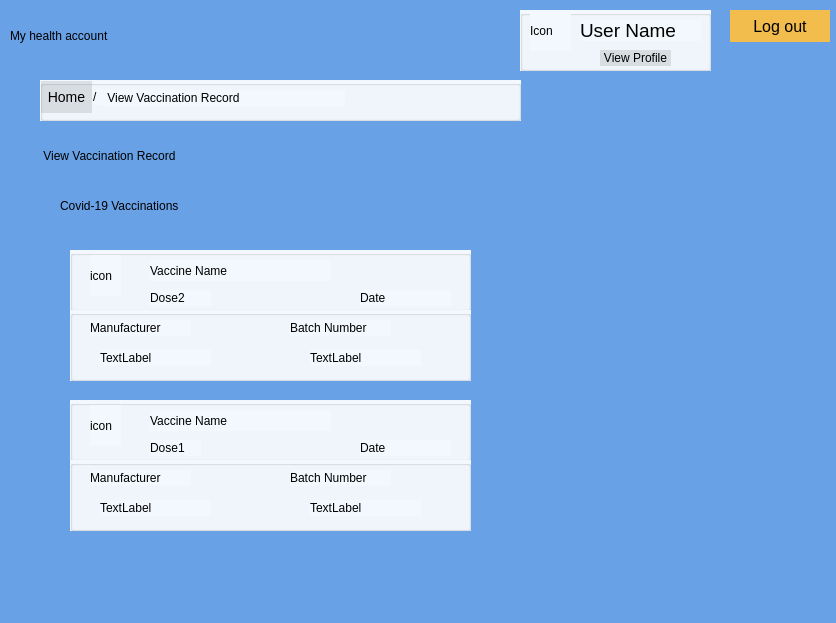
Darijan444/COV-19-Desktop_App, file uservaccinationresult.ui: the form before one commit.
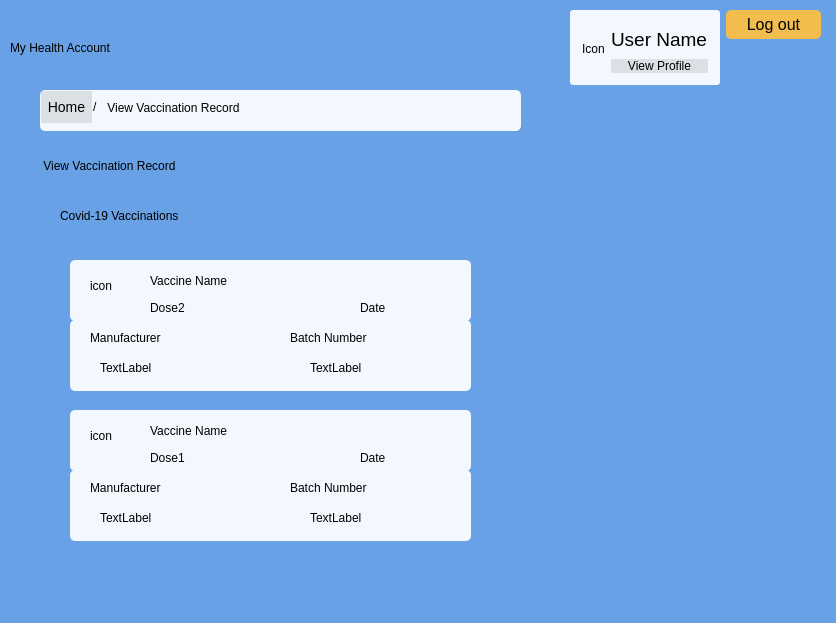
The form after the commit.

Patch:
```diff
--- a/uservaccinationresult.ui
+++ b/uservaccinationresult.ui
@@ -20,13 +20,16 @@
    <property name="geometry">
     <rect>
      <x>40</x>
-     <y>80</y>
+     <y>90</y>
      <width>481</width>
      <height>41</height>
     </rect>
    </property>
    <property name="styleSheet">
-    <string notr="true">background-color: rgb(242, 248, 253)</string>
+    <string notr="true">QGroupBox { 
+     border-radius: 5px; 
+	background-color: rgb(242, 248, 253);
+ } </string>
    </property>
    <property name="title">
     <string/>
@@ -40,6 +43,9 @@
       <height>16</height>
      </rect>
     </property>
+    <property name="styleSheet">
+     <string notr="true">background-color: rgb(242, 248, 253,0)</string>
+    </property>
     <property name="text">
      <string>/</string>
     </property>
@@ -54,7 +60,7 @@
      </rect>
     </property>
     <property name="styleSheet">
-     <string notr="true">background-color: rgb(242, 248, 253)</string>
+     <string notr="true">background-color: rgb(242, 248, 253, 0)</string>
     </property>
     <property name="text">
      <string> View Vaccination Record</string>
@@ -92,13 +98,16 @@
    <property name="geometry">
     <rect>
      <x>70</x>
-     <y>400</y>
+     <y>410</y>
      <width>401</width>
      <height>61</height>
     </rect>
    </property>
    <property name="styleSheet">
-    <string notr="true">background-color: rgb(242, 248, 253)</string>
+    <string notr="true">QGroupBox { 
+     border-radius: 5px; 
+	background-color: rgb(242, 248, 253);
+ } </string>
    </property>
    <property name="title">
     <string/>
@@ -113,7 +122,7 @@
      </rect>
     </property>
     <property name="styleSheet">
-     <string notr="true">background-color: rgb(242, 248, 253)</string>
+     <string notr="true">background-color: rgb(242, 248, 253, 0)</string>
     </property>
     <property name="text">
      <string>icon</string>
@@ -130,7 +139,7 @@
     </property>
     <property name="styleSheet">
      <string notr="true">font: 16pt &quot;.AppleSystemUIFont&quot;;
-background-color: rgb(242, 248, 253)</string>
+background-color: rgb(242, 248, 253, 0)</string>
     </property>
     <property name="text">
      <string>Vaccine Name</string>
@@ -146,7 +155,7 @@
      </rect>
     </property>
     <property name="styleSheet">
-     <string notr="true">background-color: rgb(242, 248, 253)</string>
+     <string notr="true">background-color: rgb(242, 248, 253, 0)</string>
     </property>
     <property name="text">
      <string>Dose1</string>
@@ -162,7 +171,7 @@
      </rect>
     </property>
     <property name="styleSheet">
-     <string notr="true">background-color: rgb(242, 248, 253)</string>
+     <string notr="true">background-color: rgb(242, 248, 253, 0)</string>
     </property>
     <property name="text">
      <string>Date</string>
@@ -173,7 +182,7 @@
    <property name="geometry">
     <rect>
      <x>60</x>
-     <y>190</y>
+     <y>200</y>
      <width>271</width>
      <height>31</height>
     </rect>
@@ -186,47 +195,11 @@
     <string>Covid-19 Vaccinations</string>
    </property>
   </widget>
-  <widget class="QPushButton" name="pushButtonLogout">
-   <property name="geometry">
-    <rect>
-     <x>730</x>
-     <y>10</y>
-     <width>100</width>
-     <height>32</height>
-    </rect>
-   </property>
-   <property name="styleSheet">
-    <string notr="true">QPushButton {
-
-    background-color: rgb(242, 189, 76); 
-
-    border: none; 
-
-    color: rgb(0, 0, 0); 
-
-    font: 16px;
-
-} 
-
-QPushButton:hover { 
-
-    background-color: rgb(245, 149, 66); 
-
-    border: none; 
-
-    color: rgb(0, 43, 255); 
-
-}</string>
-   </property>
-   <property name="text">
-    <string>Log out</string>
-   </property>
-  </widget>
   <widget class="QLabel" name="label_7">
    <property name="geometry">
     <rect>
      <x>40</x>
-     <y>140</y>
+     <y>150</y>
      <width>341</width>
      <height>31</height>
     </rect>
@@ -239,118 +212,20 @@
     <string> View Vaccination Record</string>
    </property>
   </widget>
-  <widget class="QGroupBox" name="groupBox_6">
-   <property name="geometry">
-    <rect>
-     <x>520</x>
-     <y>10</y>
-     <width>191</width>
-     <height>61</height>
-    </rect>
-   </property>
-   <property name="styleSheet">
-    <string notr="true">background-color: rgb(242, 248, 253)</string>
-   </property>
-   <property name="title">
-    <string/>
-   </property>
-   <widget class="QLabel" name="labelUserName">
-    <property name="geometry">
-     <rect>
-      <x>60</x>
-      <y>10</y>
-      <width>121</width>
-      <height>21</height>
-     </rect>
-    </property>
-    <property name="font">
-     <font>
-      <family>.AppleSystemUIFont</family>
-      <pointsize>14</pointsize>
-      <italic>false</italic>
-      <bold>false</bold>
-     </font>
-    </property>
-    <property name="styleSheet">
-     <string notr="true">font: 14pt &quot;.AppleSystemUIFont&quot;;
-background-color: rgb(242, 248, 253)</string>
-    </property>
-    <property name="text">
-     <string>User Name</string>
-    </property>
-   </widget>
-   <widget class="QLabel" name="labelIconUser">
-    <property name="geometry">
-     <rect>
-      <x>10</x>
-      <y>0</y>
-      <width>41</width>
-      <height>41</height>
-     </rect>
-    </property>
-    <property name="styleSheet">
-     <string notr="true">background-color: rgb(242, 248, 253)</string>
-    </property>
-    <property name="text">
-     <string>Icon</string>
-    </property>
-   </widget>
-   <widget class="QPushButton" name="pushButtonViewProfile">
-    <property name="geometry">
-     <rect>
-      <x>80</x>
-      <y>40</y>
-      <width>71</width>
-      <height>16</height>
-     </rect>
-    </property>
-    <property name="styleSheet">
-     <string notr="true">QPushButton {
-	background-color: rgb(0, 0, 0,0.1); 
-	border: none; 
-	color: rgb(0, 0, 0); 
-	font: 12px;
-} 
-
-QPushButton:hover { 
-	background-color: rgb(0, 0, 0, 0.1); 
-	border: none; 
-	color: rgb(0, 43, 255); 
-}</string>
-    </property>
-    <property name="text">
-     <string>View Profile</string>
-    </property>
-   </widget>
-  </widget>
-  <widget class="QLabel" name="label_6">
-   <property name="geometry">
-    <rect>
-     <x>10</x>
-     <y>10</y>
-     <width>331</width>
-     <height>51</height>
-    </rect>
-   </property>
-   <property name="styleSheet">
-    <string notr="true">font: 24pt &quot;.AppleSystemUIFont&quot;;
-background-color: rgb(104, 161, 229);</string>
-   </property>
-   <property name="text">
-    <string>My health account </string>
-   </property>
-  </widget>
   <widget class="QGroupBox" name="groupBox">
    <property name="geometry">
     <rect>
      <x>70</x>
-     <y>250</y>
+     <y>260</y>
      <width>401</width>
      <height>61</height>
     </rect>
    </property>
    <property name="styleSheet">
-    <string notr="true">background-color: rgb(242, 248, 253)</string>
+    <string notr="true">QGroupBox { 
+     border-radius: 5px; 
+	background-color: rgb(242, 248, 253);
+ } </string>
    </property>
    <property name="title">
     <string/>
@@ -365,7 +240,7 @@
      </rect>
     </property>
     <property name="styleSheet">
-     <string notr="true">background-color: rgb(242, 248, 253)</string>
+     <string notr="true">background-color: rgb(242, 248, 253, 0)</string>
     </property>
     <property name="text">
      <string>icon</string>
@@ -382,7 +257,7 @@
     </property>
     <property name="styleSheet">
      <string notr="true">font: 16pt &quot;.AppleSystemUIFont&quot;;
-background-color: rgb(242, 248, 253)</string>
+background-color: rgb(242, 248, 253, 0)</string>
     </property>
     <property name="text">
      <string>Vaccine Name</string>
@@ -398,7 +273,7 @@
      </rect>
     </property>
     <property name="styleSheet">
-     <string notr="true">background-color: rgb(242, 248, 253)</string>
+     <string notr="true">background-color: rgb(242, 248, 253, 0)</string>
     </property>
     <property name="text">
      <string>Dose2</string>
@@ -414,7 +289,7 @@
      </rect>
     </property>
     <property name="styleSheet">
-     <string notr="true">background-color: rgb(242, 248, 253)</string>
+     <string notr="true">background-color: rgb(242, 248, 253, 0)</string>
     </property>
     <property name="text">
      <string>Date</string>
@@ -425,13 +300,16 @@
    <property name="geometry">
     <rect>
      <x>70</x>
-     <y>310</y>
+     <y>320</y>
      <width>401</width>
      <height>71</height>
     </rect>
    </property>
    <property name="styleSheet">
-    <string notr="true">background-color: rgb(242, 248, 253)</string>
+    <string notr="true">QGroupBox { 
+     border-radius: 5px; 
+	background-color: rgb(242, 248, 253);
+ } </string>
    </property>
    <property name="title">
     <string/>
@@ -446,7 +324,7 @@
      </rect>
     </property>
     <property name="styleSheet">
-     <string notr="true">background-color: rgb(242, 248, 253)</string>
+     <string notr="true">background-color: rgb(242, 248, 253, 0)</string>
     </property>
     <property name="text">
      <string>Manufacturer</string>
@@ -462,7 +340,7 @@
      </rect>
     </property>
     <property name="styleSheet">
-     <string notr="true">background-color: rgb(242, 248, 253)</string>
+     <string notr="true">background-color: rgb(242, 248, 253, 0)</string>
     </property>
     <property name="text">
      <string>Batch Number</string>
@@ -478,7 +356,7 @@
      </rect>
     </property>
     <property name="styleSheet">
-     <string notr="true">background-color: rgb(242, 248, 253)</string>
+     <string notr="true">background-color: rgb(242, 248, 253, 0)</string>
     </property>
     <property name="text">
      <string>TextLabel</string>
@@ -494,7 +372,7 @@
      </rect>
     </property>
     <property name="styleSheet">
-     <string notr="true">background-color: rgb(242, 248, 253)</string>
+     <string notr="true">background-color: rgb(242, 248, 253, 0)</string>
     </property>
     <property name="text">
      <string>TextLabel</string>
@@ -505,13 +383,16 @@
    <property name="geometry">
     <rect>
      <x>70</x>
-     <y>460</y>
+     <y>470</y>
      <width>401</width>
      <height>71</height>
     </rect>
    </property>
    <property name="styleSheet">
-    <string notr="true">background-color: rgb(242, 248, 253)</string>
+    <string notr="true">QGroupBox { 
+     border-radius: 5px; 
+	background-color: rgb(242, 248, 253);
+ } </string>
    </property>
    <property name="title">
     <string/>
@@ -526,7 +407,7 @@
      </rect>
     </property>
     <property name="styleSheet">
-     <string notr="true">background-color: rgb(242, 248, 253)</string>
+     <string notr="true">background-color: rgb(242, 248, 253, 0)</string>
     </property>
     <property name="text">
      <string>Manufacturer</string>
@@ -542,7 +423,7 @@
      </rect>
     </property>
     <property name="styleSheet">
-     <string notr="true">background-color: rgb(242, 248, 253)</string>
+     <string notr="true">background-color: rgb(242, 248, 253, 0)</string>
     </property>
     <property name="text">
      <string>Batch Number</string>
@@ -558,7 +439,7 @@
      </rect>
     </property>
     <property name="styleSheet">
-     <string notr="true">background-color: rgb(242, 248, 253)</string>
+     <string notr="true">background-color: rgb(242, 248, 253, 0)</string>
     </property>
     <property name="text">
      <string>TextLabel</string>
@@ -574,13 +455,162 @@
      </rect>
     </property>
     <property name="styleSheet">
-     <string notr="true">background-color: rgb(242, 248, 253)</string>
+     <string notr="true">background-color: rgb(242, 248, 253, 0)</string>
     </property>
     <property name="text">
      <string>TextLabel</string>
     </property>
    </widget>
   </widget>
+  <widget class="QWidget" name="layoutWidget">
+   <property name="geometry">
+    <rect>
+     <x>10</x>
+     <y>10</y>
+     <width>811</width>
+     <height>75</height>
+    </rect>
+   </property>
+   <layout class="QHBoxLayout" name="horizontalLayout">
+    <item>
+     <widget class="QLabel" name="label_6">
+      <property name="styleSheet">
+       <string notr="true">font: 30pt &quot;.AppleSystemUIFont&quot;;
+background-color: rgb(104, 161, 229);</string>
+      </property>
+      <property name="text">
+       <string>My Health Account </string>
+      </property>
+     </widget>
+    </item>
+    <item>
+     <spacer name="horizontalSpacer">
+      <property name="orientation">
+       <enum>Qt::Horizontal</enum>
+      </property>
+      <property name="sizeHint" stdset="0">
+       <size>
+        <width>368</width>
+        <height>20</height>
+       </size>
+      </property>
+     </spacer>
+    </item>
+    <item>
+     <widget class="QGroupBox" name="groupBox_6">
+      <property name="styleSheet">
+       <string notr="true">QGroupBox { 
+     border-radius: 3px; 
+	background-color: rgb(242, 248, 253);
+ } </string>
+      </property>
+      <property name="title">
+       <string/>
+      </property>
+      <layout class="QGridLayout" name="gridLayout_2">
+       <item row="0" column="0">
+        <widget class="QLabel" name="labelIconUser">
+         <property name="styleSheet">
+          <string notr="true">background-color: rgb(242, 248, 253,0)</string>
+         </property>
+         <property name="text">
+          <string>Icon</string>
+         </property>
+        </widget>
+       </item>
+       <item row="0" column="1">
+        <layout class="QVBoxLayout" name="verticalLayout">
+         <item>
+          <widget class="QLabel" name="labelUserName">
+           <property name="font">
+            <font>
+             <family>.AppleSystemUIFont</family>
+             <pointsize>14</pointsize>
+             <italic>false</italic>
+             <bold>false</bold>
+            </font>
+           </property>
+           <property name="styleSheet">
+            <string notr="true">font: 14pt &quot;.AppleSystemUIFont&quot;;
+background-color: rgb(242, 248, 253,0)</string>
+           </property>
+           <property name="text">
+            <string>User Name</string>
+           </property>
+          </widget>
+         </item>
+         <item>
+          <widget class="QPushButton" name="pushButtonViewProfile">
+           <property name="layoutDirection">
+            <enum>Qt::LeftToRight</enum>
+           </property>
+           <property name="styleSheet">
+            <string notr="true">QPushButton {
+	background-color: rgb(0, 0, 0,0.1); 
+	border: none; 
+	color: rgb(0, 0, 0); 
+	font: 12px;
+} 
+
+QPushButton:hover { 
+	background-color: rgb(0, 0, 0, 0.1); 
+	border: none; 
+	color: rgb(0, 43, 255); 
+}</string>
+           </property>
+           <property name="text">
+            <string>View Profile</string>
+           </property>
+          </widget>
+         </item>
+        </layout>
+       </item>
+      </layout>
+     </widget>
+    </item>
+    <item>
+     <layout class="QVBoxLayout" name="verticalLayout_2">
+      <item>
+       <widget class="QPushButton" name="pushButtonLogout">
+        <property name="styleSheet">
+         <string notr="true">QPushButton {
+    background-color: rgb(242, 189, 76); 
+    border: none;
+     border-radius: 5px; 
+    color: rgb(0, 0, 0); 
+    font: 16px;
+	padding: 5 20px;
+} 
+
+QPushButton:hover { 
+    background-color: rgb(245, 149, 66); 
+    border: none; 
+    border-radius: 5px; 
+    color: rgb(0, 43, 255); 
+}</string>
+        </property>
+        <property name="text">
+         <string>Log out</string>
+        </property>
+       </widget>
+      </item>
+      <item>
+       <spacer name="verticalSpacer">
+        <property name="orientation">
+         <enum>Qt::Vertical</enum>
+        </property>
+        <property name="sizeHint" stdset="0">
+         <size>
+          <width>20</width>
+          <height>28</height>
+         </size>
+        </property>
+       </spacer>
+      </item>
+     </layout>
+    </item>
+   </layout>
+  </widget>
  </widget>
  <resources/>
  <connections/>
```
